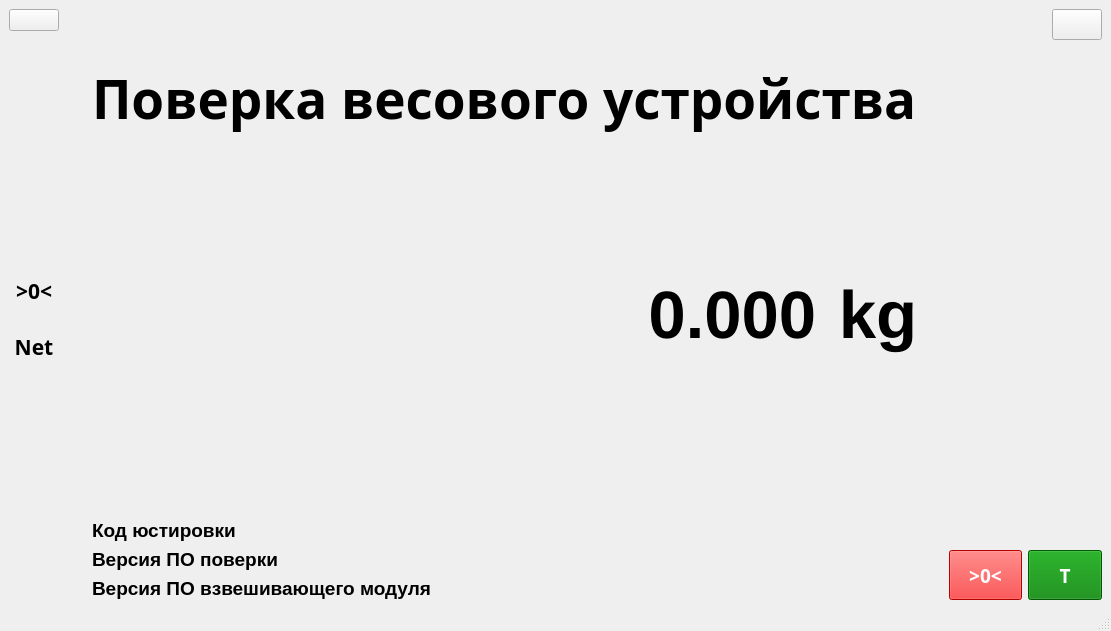
This is mainwindow.ui in cyrillwork/MassaK as Qt 5 draws it before an edit. The edited form follows.
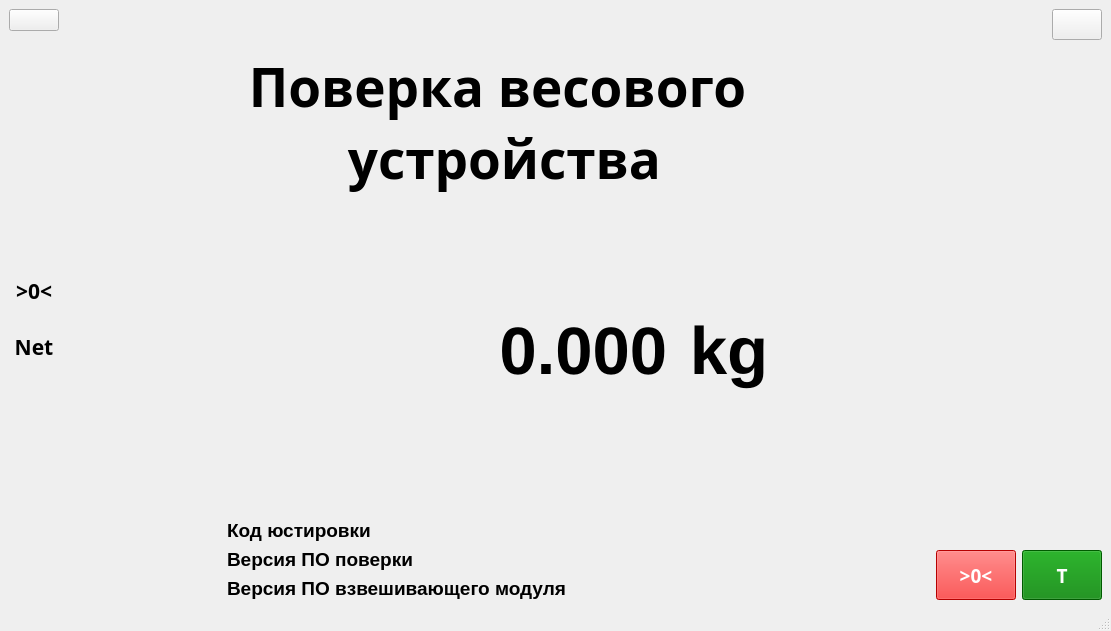
This is the edited form.

Diff of the .ui file:
```diff
--- a/mainwindow.ui
+++ b/mainwindow.ui
@@ -153,11 +153,16 @@
          <font>
           <family>Sans Serif</family>
           <pointsize>40</pointsize>
+          <weight>75</weight>
           <bold>true</bold>
          </font>
         </property>
         <property name="text">
-         <string>Поверка весового устройства</string>
+         <string>Поверка весового 
+ устройства</string>
+        </property>
+        <property name="alignment">
+         <set>Qt::AlignCenter</set>
         </property>
        </widget>
       </item>
@@ -237,6 +242,7 @@
           <property name="font">
            <font>
             <pointsize>50</pointsize>
+            <weight>75</weight>
             <bold>true</bold>
            </font>
           </property>
@@ -268,6 +274,7 @@
           <property name="font">
            <font>
             <pointsize>50</pointsize>
+            <weight>75</weight>
             <bold>true</bold>
            </font>
           </property>
@@ -339,6 +346,7 @@
           <property name="font">
            <font>
             <pointsize>14</pointsize>
+            <weight>75</weight>
             <bold>true</bold>
            </font>
           </property>
@@ -352,6 +360,7 @@
           <property name="font">
            <font>
             <pointsize>14</pointsize>
+            <weight>75</weight>
             <bold>true</bold>
            </font>
           </property>
@@ -365,6 +374,7 @@
           <property name="font">
            <font>
             <pointsize>14</pointsize>
+            <weight>75</weight>
             <bold>true</bold>
            </font>
           </property>
@@ -378,6 +388,7 @@
           <property name="font">
            <font>
             <pointsize>14</pointsize>
+            <weight>75</weight>
             <bold>true</bold>
            </font>
           </property>
@@ -391,6 +402,7 @@
           <property name="font">
            <font>
             <pointsize>14</pointsize>
+            <weight>75</weight>
             <bold>true</bold>
            </font>
           </property>
@@ -404,6 +416,7 @@
           <property name="font">
            <font>
             <pointsize>14</pointsize>
+            <weight>75</weight>
             <bold>true</bold>
            </font>
           </property>
@@ -483,6 +496,7 @@
              <font>
               <family>Sans Serif</family>
               <pointsize>14</pointsize>
+              <weight>75</weight>
               <bold>true</bold>
              </font>
             </property>
@@ -506,6 +520,7 @@
              <font>
               <family>Sans Serif</family>
               <pointsize>14</pointsize>
+              <weight>75</weight>
               <bold>true</bold>
              </font>
             </property>
```
Left out of the diff: 5 changed lines with no effect on the pictures.
